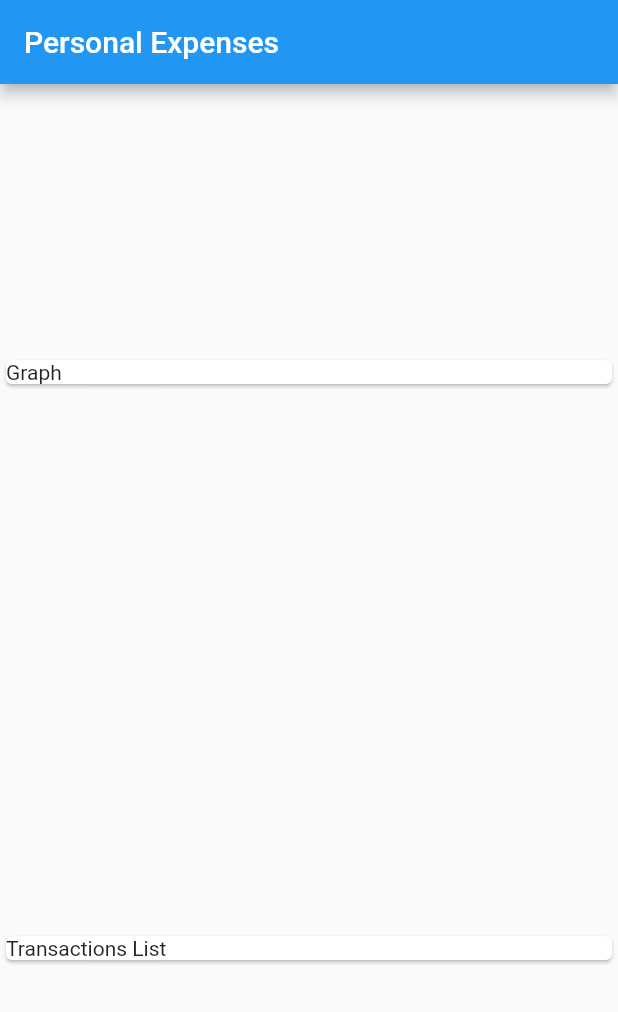
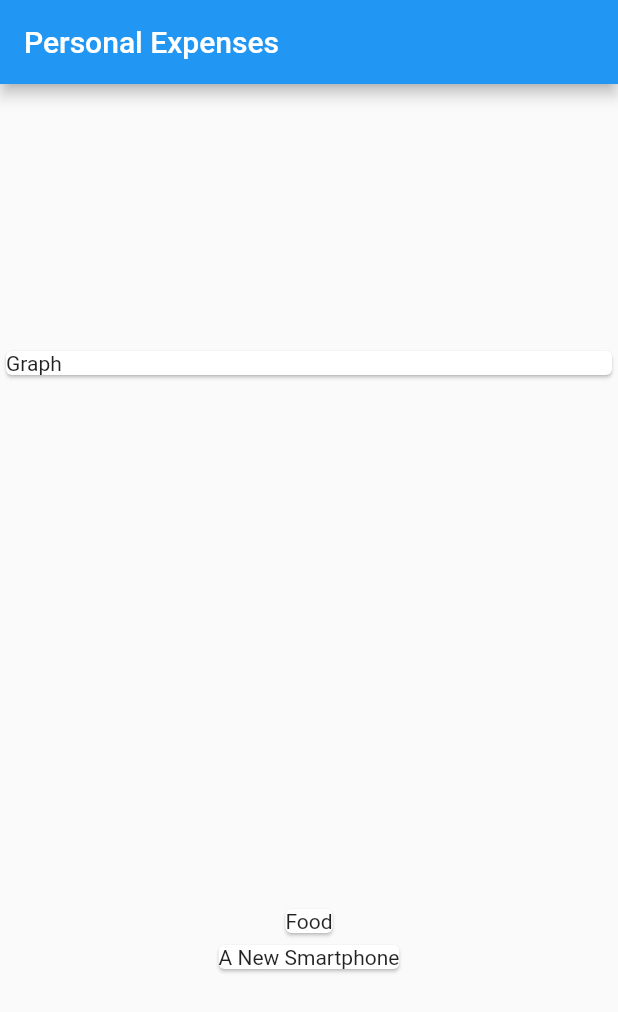
Before and after one commit to dominickbrasileiro/flutter_expenses, a Flutter app: the screen it shows after launch, on a phone screen of 412 x 824 dp. Shown: the top 1012 px of the screen. Run offline on Flutter 3.47's test engine with Material 2 defaults, Android fonts, the phone set to English and light mode, and no system bars.

Commit message:
feat: add mocked transactions

```diff
--- a/lib/main.dart
+++ b/lib/main.dart
@@ -1,4 +1,5 @@
 import 'package:flutter/material.dart';
+import 'package:flutter_expenses/models/transaction.dart';
 
 main() => runApp(ExpensesApp());
 
@@ -12,6 +13,21 @@ class ExpensesApp extends StatelessWidget {
 }
 
 class MyHomePage extends StatelessWidget {
+  final List<Transaction> _transactions = [
+    Transaction(
+      id: 1,
+      title: 'Food',
+      value: 11076,
+      date: DateTime.now(),
+    ),
+    Transaction(
+      id: 2,
+      title: 'A New Smartphone',
+      value: 46000,
+      date: DateTime.now(),
+    ),
+  ];
+
   @override
   Widget build(BuildContext context) {
     return Scaffold(
@@ -25,9 +41,13 @@ class MyHomePage extends StatelessWidget {
           Card(
             child: Text('Graph'),
           ),
-          Card(
-            child: Text('Transactions List'),
-          )
+          Column(
+            children: _transactions.map((transaction) {
+              return Card(
+                child: Text(transaction.title),
+              );
+            }).toList(),
+          ),
         ],
       ),
     );
```
